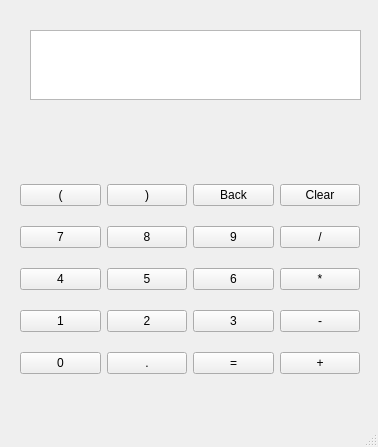
iWeaker/Calculator-QT, file mainwindow.ui: the form before one commit.
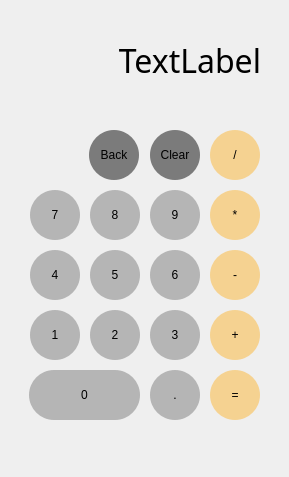
The form after the commit.

Commit message: Working in a better design UI

```diff
--- a/mainwindow.ui
+++ b/mainwindow.ui
@@ -2,178 +2,432 @@
 <ui version="4.0">
  <class>MainWindow</class>
  <widget class="QMainWindow" name="MainWindow">
+  <property name="enabled">
+   <bool>true</bool>
+  </property>
   <property name="geometry">
    <rect>
     <x>0</x>
     <y>0</y>
-    <width>378</width>
-    <height>447</height>
+    <width>289</width>
+    <height>477</height>
    </rect>
   </property>
   <property name="windowTitle">
-   <string>MainWindow</string>
+   <string>Qalculator</string>
+  </property>
+  <property name="windowOpacity">
+   <double>1.000000000000000</double>
+  </property>
+  <property name="styleSheet">
+   <string notr="true">border-radius:20px; </string>
   </property>
   <widget class="QWidget" name="centralwidget">
-   <widget class="QWidget" name="gridLayoutWidget">
-    <property name="geometry">
-     <rect>
-      <x>20</x>
-      <y>170</y>
-      <width>340</width>
-      <height>221</height>
-     </rect>
-    </property>
-    <layout class="QGridLayout" name="gridLayout">
-     <item row="3" column="2">
-      <widget class="QPushButton" name="num3">
-       <property name="text">
-        <string>3</string>
-       </property>
-      </widget>
-     </item>
-     <item row="2" column="0">
-      <widget class="QPushButton" name="num4">
-       <property name="text">
-        <string>4</string>
-       </property>
-      </widget>
-     </item>
-     <item row="2" column="3">
-      <widget class="QPushButton" name="opMulti">
-       <property name="text">
-        <string>*</string>
-       </property>
-      </widget>
-     </item>
-     <item row="2" column="1">
-      <widget class="QPushButton" name="num5">
-       <property name="text">
-        <string>5</string>
-       </property>
-      </widget>
-     </item>
-     <item row="1" column="3">
-      <widget class="QPushButton" name="divBtn">
-       <property name="text">
-        <string>/</string>
-       </property>
-      </widget>
-     </item>
-     <item row="1" column="0">
-      <widget class="QPushButton" name="num7">
-       <property name="text">
-        <string>7</string>
-       </property>
-      </widget>
-     </item>
-     <item row="0" column="0">
-      <widget class="QPushButton" name="openPar">
-       <property name="text">
-        <string>(</string>
-       </property>
-      </widget>
-     </item>
-     <item row="3" column="0">
-      <widget class="QPushButton" name="num1">
-       <property name="text">
-        <string>1</string>
-       </property>
-      </widget>
-     </item>
-     <item row="0" column="1">
-      <widget class="QPushButton" name="closePar">
-       <property name="text">
-        <string>)</string>
-       </property>
-      </widget>
-     </item>
-     <item row="3" column="3">
-      <widget class="QPushButton" name="subBtn">
-       <property name="text">
-        <string>-</string>
-       </property>
-      </widget>
-     </item>
-     <item row="1" column="2">
-      <widget class="QPushButton" name="num9">
-       <property name="text">
-        <string>9</string>
-       </property>
-      </widget>
-     </item>
-     <item row="2" column="2">
-      <widget class="QPushButton" name="num6">
-       <property name="text">
-        <string>6</string>
-       </property>
-      </widget>
-     </item>
-     <item row="0" column="3">
-      <widget class="QPushButton" name="clearBtn">
-       <property name="text">
-        <string>Clear</string>
-       </property>
-      </widget>
-     </item>
-     <item row="3" column="1">
-      <widget class="QPushButton" name="num2">
-       <property name="text">
-        <string>2</string>
-       </property>
-      </widget>
-     </item>
-     <item row="1" column="1">
-      <widget class="QPushButton" name="num8">
-       <property name="text">
-        <string>8</string>
-       </property>
-      </widget>
-     </item>
-     <item row="0" column="2">
-      <widget class="QPushButton" name="backBtn">
-       <property name="text">
-        <string>Back</string>
-       </property>
-      </widget>
-     </item>
-     <item row="4" column="0">
-      <widget class="QPushButton" name="num0">
-       <property name="text">
-        <string>0</string>
-       </property>
-      </widget>
-     </item>
-     <item row="4" column="1">
-      <widget class="QPushButton" name="decimalBtn">
-       <property name="text">
-        <string>.</string>
-       </property>
-      </widget>
-     </item>
-     <item row="4" column="2">
-      <widget class="QPushButton" name="equalBtn">
-       <property name="text">
-        <string>=</string>
-       </property>
-      </widget>
-     </item>
-     <item row="4" column="3">
-      <widget class="QPushButton" name="addBtn">
-       <property name="text">
-        <string>+</string>
-       </property>
-      </widget>
-     </item>
-    </layout>
-   </widget>
-   <widget class="QTextEdit" name="textEdit">
+   <widget class="QLabel" name="label">
     <property name="geometry">
      <rect>
       <x>30</x>
       <y>30</y>
-      <width>331</width>
-      <height>70</height>
+      <width>231</width>
+      <height>61</height>
      </rect>
+    </property>
+    <property name="font">
+     <font>
+      <family>Microsoft New Tai Lue</family>
+      <pointsize>24</pointsize>
+     </font>
+    </property>
+    <property name="text">
+     <string>TextLabel</string>
+    </property>
+    <property name="alignment">
+     <set>Qt::AlignRight|Qt::AlignTrailing|Qt::AlignVCenter</set>
+    </property>
+   </widget>
+   <widget class="QPushButton" name="clearBtn">
+    <property name="geometry">
+     <rect>
+      <x>150</x>
+      <y>130</y>
+      <width>50</width>
+      <height>50</height>
+     </rect>
+    </property>
+    <property name="sizePolicy">
+     <sizepolicy hsizetype="Expanding" vsizetype="Expanding">
+      <horstretch>0</horstretch>
+      <verstretch>0</verstretch>
+     </sizepolicy>
+    </property>
+    <property name="maximumSize">
+     <size>
+      <width>1666666</width>
+      <height>50</height>
+     </size>
+    </property>
+    <property name="styleSheet">
+     <string notr="true">background-color: rgba(91, 91, 91, 200);
+border-radius: 25px;
+border: 0; 
+</string>
+    </property>
+    <property name="text">
+     <string>Clear</string>
+    </property>
+   </widget>
+   <widget class="QPushButton" name="divBtn">
+    <property name="geometry">
+     <rect>
+      <x>210</x>
+      <y>130</y>
+      <width>50</width>
+      <height>50</height>
+     </rect>
+    </property>
+    <property name="maximumSize">
+     <size>
+      <width>16777215</width>
+      <height>50</height>
+     </size>
+    </property>
+    <property name="styleSheet">
+     <string notr="true">background-color: rgba(255,165, 0, 100);
+border-radius: 25px;
+border: 0; </string>
+    </property>
+    <property name="text">
+     <string>/</string>
+    </property>
+   </widget>
+   <widget class="QPushButton" name="opMulti">
+    <property name="geometry">
+     <rect>
+      <x>210</x>
+      <y>190</y>
+      <width>50</width>
+      <height>50</height>
+     </rect>
+    </property>
+    <property name="sizePolicy">
+     <sizepolicy hsizetype="Minimum" vsizetype="Expanding">
+      <horstretch>0</horstretch>
+      <verstretch>0</verstretch>
+     </sizepolicy>
+    </property>
+    <property name="maximumSize">
+     <size>
+      <width>16777215</width>
+      <height>50</height>
+     </size>
+    </property>
+    <property name="styleSheet">
+     <string notr="true">background-color: rgba(255,165, 0, 100);
+border-radius: 25px;
+border: 0; </string>
+    </property>
+    <property name="text">
+     <string>*</string>
+    </property>
+   </widget>
+   <widget class="QPushButton" name="subBtn">
+    <property name="geometry">
+     <rect>
+      <x>210</x>
+      <y>250</y>
+      <width>50</width>
+      <height>50</height>
+     </rect>
+    </property>
+    <property name="sizePolicy">
+     <sizepolicy hsizetype="Expanding" vsizetype="Expanding">
+      <horstretch>0</horstretch>
+      <verstretch>0</verstretch>
+     </sizepolicy>
+    </property>
+    <property name="maximumSize">
+     <size>
+      <width>16777215</width>
+      <height>50</height>
+     </size>
+    </property>
+    <property name="styleSheet">
+     <string notr="true">background-color: rgba(255,165, 0, 100);
+border-radius: 25px;
+border: 0; </string>
+    </property>
+    <property name="text">
+     <string>-</string>
+    </property>
+   </widget>
+   <widget class="QPushButton" name="addBtn">
+    <property name="geometry">
+     <rect>
+      <x>210</x>
+      <y>310</y>
+      <width>50</width>
+      <height>50</height>
+     </rect>
+    </property>
+    <property name="sizePolicy">
+     <sizepolicy hsizetype="Expanding" vsizetype="Expanding">
+      <horstretch>0</horstretch>
+      <verstretch>0</verstretch>
+     </sizepolicy>
+    </property>
+    <property name="maximumSize">
+     <size>
+      <width>16777215</width>
+      <height>50</height>
+     </size>
+    </property>
+    <property name="styleSheet">
+     <string notr="true">background-color: rgba(255,165, 0, 100);
+border-radius: 25px;
+border: 0; </string>
+    </property>
+    <property name="text">
+     <string>+</string>
+    </property>
+   </widget>
+   <widget class="QPushButton" name="equalBtn">
+    <property name="geometry">
+     <rect>
+      <x>210</x>
+      <y>370</y>
+      <width>50</width>
+      <height>50</height>
+     </rect>
+    </property>
+    <property name="maximumSize">
+     <size>
+      <width>16777215</width>
+      <height>50</height>
+     </size>
+    </property>
+    <property name="styleSheet">
+     <string notr="true">background-color: rgba(255,165, 0, 100);
+border-radius: 25px;
+border: 0; </string>
+    </property>
+    <property name="text">
+     <string>=</string>
+    </property>
+   </widget>
+   <widget class="QPushButton" name="backBtn">
+    <property name="geometry">
+     <rect>
+      <x>89</x>
+      <y>130</y>
+      <width>50</width>
+      <height>50</height>
+     </rect>
+    </property>
+    <property name="styleSheet">
+     <string notr="true">background-color: rgba(91, 91, 91, 200);
+border-radius: 25px;
+border: 0; </string>
+    </property>
+    <property name="text">
+     <string>Back</string>
+    </property>
+   </widget>
+   <widget class="QPushButton" name="num8">
+    <property name="geometry">
+     <rect>
+      <x>90</x>
+      <y>190</y>
+      <width>50</width>
+      <height>50</height>
+     </rect>
+    </property>
+    <property name="styleSheet">
+     <string notr="true">background-color: rgba(91, 91, 91, 100);
+border-radius: 25px;
+border: 0; </string>
+    </property>
+    <property name="text">
+     <string>8</string>
+    </property>
+   </widget>
+   <widget class="QPushButton" name="num9">
+    <property name="geometry">
+     <rect>
+      <x>150</x>
+      <y>190</y>
+      <width>50</width>
+      <height>50</height>
+     </rect>
+    </property>
+    <property name="styleSheet">
+     <string notr="true">background-color: rgba(91, 91, 91, 100);
+border-radius: 25px;
+border: 0; </string>
+    </property>
+    <property name="text">
+     <string>9</string>
+    </property>
+   </widget>
+   <widget class="QPushButton" name="num5">
+    <property name="geometry">
+     <rect>
+      <x>90</x>
+      <y>250</y>
+      <width>50</width>
+      <height>50</height>
+     </rect>
+    </property>
+    <property name="styleSheet">
+     <string notr="true">background-color: rgba(91, 91, 91, 100);
+border-radius: 25px;
+border: 0; </string>
+    </property>
+    <property name="text">
+     <string>5</string>
+    </property>
+   </widget>
+   <widget class="QPushButton" name="num6">
+    <property name="geometry">
+     <rect>
+      <x>150</x>
+      <y>250</y>
+      <width>50</width>
+      <height>50</height>
+     </rect>
+    </property>
+    <property name="styleSheet">
+     <string notr="true">background-color: rgba(91, 91, 91, 100);
+border-radius: 25px;
+border: 0; </string>
+    </property>
+    <property name="text">
+     <string>6</string>
+    </property>
+   </widget>
+   <widget class="QPushButton" name="num3">
+    <property name="geometry">
+     <rect>
+      <x>150</x>
+      <y>310</y>
+      <width>50</width>
+      <height>50</height>
+     </rect>
+    </property>
+    <property name="styleSheet">
+     <string notr="true">background-color: rgba(91, 91, 91, 100);
+border-radius: 25px;
+border: 0; </string>
+    </property>
+    <property name="text">
+     <string>3</string>
+    </property>
+   </widget>
+   <widget class="QPushButton" name="decimalBtn">
+    <property name="geometry">
+     <rect>
+      <x>150</x>
+      <y>370</y>
+      <width>50</width>
+      <height>50</height>
+     </rect>
+    </property>
+    <property name="styleSheet">
+     <string notr="true">background-color: rgba(91, 91, 91, 100);
+border-radius: 25px;
+border: 0; </string>
+    </property>
+    <property name="text">
+     <string>.</string>
+    </property>
+   </widget>
+   <widget class="QPushButton" name="num2">
+    <property name="geometry">
+     <rect>
+      <x>90</x>
+      <y>310</y>
+      <width>50</width>
+      <height>50</height>
+     </rect>
+    </property>
+    <property name="styleSheet">
+     <string notr="true">background-color: rgba(91, 91, 91, 100);
+border-radius: 25px;
+border: 0; </string>
+    </property>
+    <property name="text">
+     <string>2</string>
+    </property>
+   </widget>
+   <widget class="QPushButton" name="num0">
+    <property name="geometry">
+     <rect>
+      <x>29</x>
+      <y>370</y>
+      <width>111</width>
+      <height>50</height>
+     </rect>
+    </property>
+    <property name="styleSheet">
+     <string notr="true">background-color: rgba(91, 91, 91, 100);
+border-radius: 25px;
+border: 0; </string>
+    </property>
+    <property name="text">
+     <string>0</string>
+    </property>
+   </widget>
+   <widget class="QPushButton" name="num1">
+    <property name="geometry">
+     <rect>
+      <x>30</x>
+      <y>310</y>
+      <width>50</width>
+      <height>50</height>
+     </rect>
+    </property>
+    <property name="styleSheet">
+     <string notr="true">background-color: rgba(91, 91, 91, 100);
+border-radius: 25px;
+border: 0; </string>
+    </property>
+    <property name="text">
+     <string>1</string>
+    </property>
+   </widget>
+   <widget class="QPushButton" name="num7">
+    <property name="geometry">
+     <rect>
+      <x>30</x>
+      <y>190</y>
+      <width>50</width>
+      <height>50</height>
+     </rect>
+    </property>
+    <property name="styleSheet">
+     <string notr="true">background-color: rgba(91, 91, 91, 100);
+border-radius: 25px;
+border: 0; </string>
+    </property>
+    <property name="text">
+     <string>7</string>
+    </property>
+   </widget>
+   <widget class="QPushButton" name="num4">
+    <property name="geometry">
+     <rect>
+      <x>30</x>
+      <y>250</y>
+      <width>50</width>
+      <height>50</height>
+     </rect>
+    </property>
+    <property name="styleSheet">
+     <string notr="true">background-color: rgba(91, 91, 91, 100);
+border-radius: 25px;
+border: 0; </string>
+    </property>
+    <property name="text">
+     <string>4</string>
     </property>
    </widget>
   </widget>
```
Left out of the diff: 2 changed lines with no effect on the pictures. The commit also changes 2 other files.
